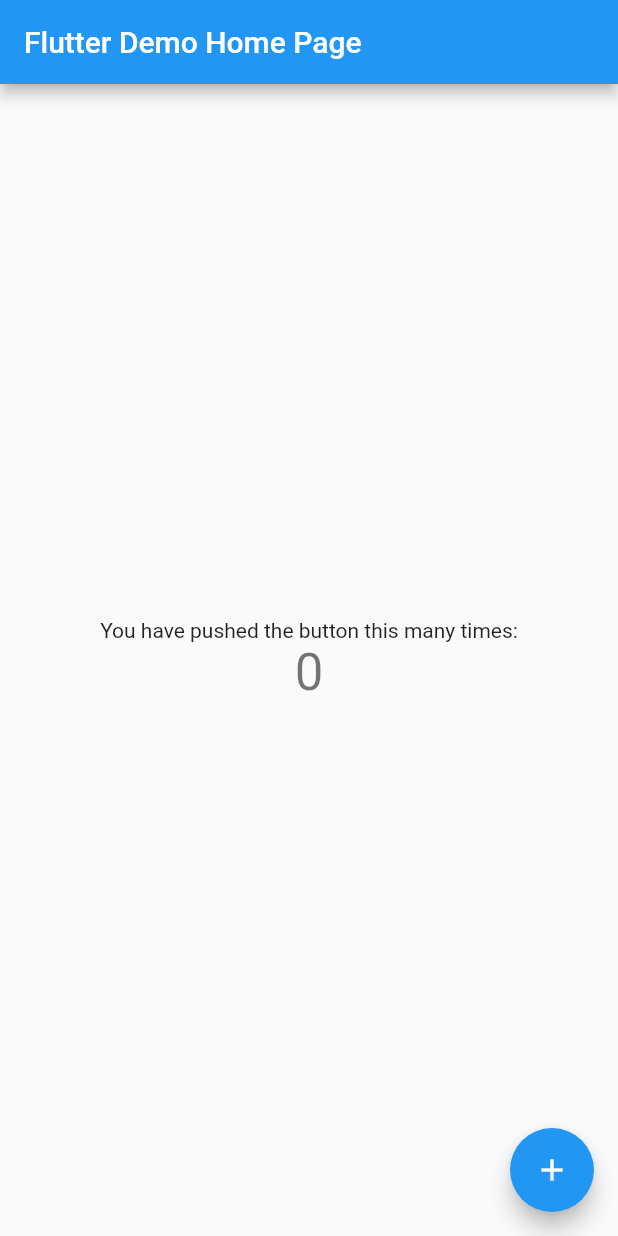
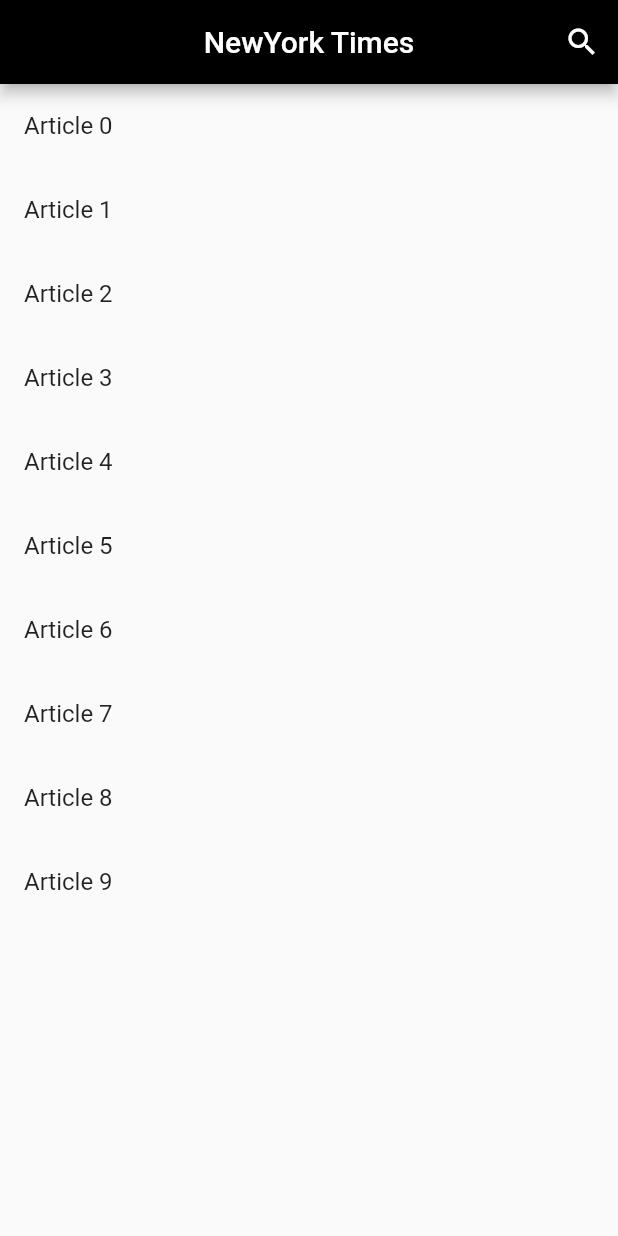
Before and after one commit to nitinreddy3/NYT-Flutter, a Flutter app: the screen it shows after launch, on a phone screen of 412 x 824 dp. Run offline on Flutter 3.47's test engine with Material 2 defaults, Android fonts, the phone set to English and light mode, and no system bars.

Commit message:
Added the search bar

```diff
--- /dev/null
+++ b/lib/home.dart
@@ -0,0 +1,104 @@
+import 'package:flutter/material.dart';
+
+class Home extends StatefulWidget {
+  final List<String> list = List.generate(10, (index) => "Article $index");
+
+  @override
+  _HomeState createState() => _HomeState();
+}
+
+class _HomeState extends State<Home> {
+  @override
+  Widget build(BuildContext context) {
+    return Scaffold(
+      appBar: AppBar(
+        actions: <Widget>[
+          IconButton(
+            onPressed: () {
+              showSearch(context: context, delegate: Search(widget.list));
+            },
+            icon: Icon(Icons.search),
+          )
+        ],
+        centerTitle: true,
+        title: Text('NewYork Times'),
+        backgroundColor: Colors.black,
+      ),
+      body: ListView.builder(
+        itemCount: widget.list.length,
+        itemBuilder: (context, index) => ListTile(
+          title: Text(
+            widget.list[index],
+          ),
+        ),
+      ),
+    );
+  }
+}
+
+class Search extends SearchDelegate {
+  @override
+  List<Widget> buildActions(BuildContext context) {
+    return <Widget>[
+      IconButton(
+        icon: Icon(Icons.close),
+        onPressed: () {
+          query = "";
+        },
+      ),
+    ];
+  }
+
+  @override
+  Widget buildLeading(BuildContext context) {
+    return IconButton(
+      icon: Icon(Icons.arrow_back),
+      onPressed: () {
+        Navigator.pop(context);
+      },
+    );
+  }
+
+  String selectedResult = "";
+
+  @override
+  Widget buildResults(BuildContext context) {
+    return Container(
+      child: Center(
+        child: Text(selectedResult),
+      ),
+    );
+  }
+
+  final List<String> listExample;
+  Search(this.listExample);
+
+  List<String> recentList = ["Text 4", "Text 3"];
+
+  @override
+  Widget buildSuggestions(BuildContext context) {
+    List<String> suggestionList = [];
+    query.isEmpty
+        ? suggestionList = recentList //In the true case
+        : suggestionList.addAll(listExample.where(
+            // In the false case
+            (element) => element.contains(query),
+          ));
+
+    return ListView.builder(
+      itemCount: suggestionList.length,
+      itemBuilder: (context, index) {
+        return ListTile(
+          title: Text(
+            suggestionList[index],
+          ),
+          leading: query.isEmpty ? Icon(Icons.access_time) : SizedBox(),
+          onTap: () {
+            selectedResult = suggestionList[index];
+            showResults(context);
+          },
+        );
+      },
+    );
+  }
+}
--- a/lib/main.dart
+++ b/lib/main.dart
@@ -1,117 +1,14 @@
 import 'package:flutter/material.dart';
+import 'package:nyt_app/home.dart';
 
-void main() {
-  runApp(MyApp());
-}
+void main() => runApp(MyApp());
 
 class MyApp extends StatelessWidget {
-  // This widget is the root of your application.
   @override
   Widget build(BuildContext context) {
     return MaterialApp(
-      title: 'Flutter Demo',
-      theme: ThemeData(
-        // This is the theme of your application.
-        //
-        // Try running your application with "flutter run". You'll see the
-        // application has a blue toolbar. Then, without quitting the app, try
-        // changing the primarySwatch below to Colors.green and then invoke
-        // "hot reload" (press "r" in the console where you ran "flutter run",
-        // or simply save your changes to "hot reload" in a Flutter IDE).
-        // Notice that the counter didn't reset back to zero; the application
-        // is not restarted.
-        primarySwatch: Colors.blue,
-        // This makes the visual density adapt to the platform that you run
-        // the app on. For desktop platforms, the controls will be smaller and
-        // closer together (more dense) than on mobile platforms.
-        visualDensity: VisualDensity.adaptivePlatformDensity,
-      ),
-      home: MyHomePage(title: 'Flutter Demo Home Page'),
+      debugShowCheckedModeBanner: false,
+      home: Home(),
     );
   }
 }
-
-class MyHomePage extends StatefulWidget {
-  MyHomePage({Key key, this.title}) : super(key: key);
-
-  // This widget is the home page of your application. It is stateful, meaning
-  // that it has a State object (defined below) that contains fields that affect
-  // how it looks.
-
-  // This class is the configuration for the state. It holds the values (in this
-  // case the title) provided by the parent (in this case the App widget) and
-  // used by the build method of the State. Fields in a Widget subclass are
-  // always marked "final".
-
-  final String title;
-
-  @override
-  _MyHomePageState createState() => _MyHomePageState();
-}
-
-class _MyHomePageState extends State<MyHomePage> {
-  int _counter = 0;
-
-  void _incrementCounter() {
-    setState(() {
-      // This call to setState tells the Flutter framework that something has
-      // changed in this State, which causes it to rerun the build method below
-      // so that the display can reflect the updated values. If we changed
-      // _counter without calling setState(), then the build method would not be
-      // called again, and so nothing would appear to happen.
-      _counter++;
-    });
-  }
-
-  @override
-  Widget build(BuildContext context) {
-    // This method is rerun every time setState is called, for instance as done
-    // by the _incrementCounter method above.
-    //
-    // The Flutter framework has been optimized to make rerunning build methods
-    // fast, so that you can just rebuild anything that needs updating rather
-    // than having to individually change instances of widgets.
-    return Scaffold(
-      appBar: AppBar(
-        // Here we take the value from the MyHomePage object that was created by
-        // the App.build method, and use it to set our appbar title.
-        title: Text(widget.title),
-      ),
-      body: Center(
-        // Center is a layout widget. It takes a single child and positions it
-        // in the middle of the parent.
-        child: Column(
-          // Column is also a layout widget. It takes a list of children and
-          // arranges them vertically. By default, it sizes itself to fit its
-          // children horizontally, and tries to be as tall as its parent.
-          //
-          // Invoke "debug painting" (press "p" in the console, choose the
-          // "Toggle Debug Paint" action from the Flutter Inspector in Android
-          // Studio, or the "Toggle Debug Paint" command in Visual Studio Code)
-          // to see the wireframe for each widget.
-          //
-          // Column has various properties to control how it sizes itself and
-          // how it positions its children. Here we use mainAxisAlignment to
-          // center the children vertically; the main axis here is the vertical
-          // axis because Columns are vertical (the cross axis would be
-          // horizontal).
-          mainAxisAlignment: MainAxisAlignment.center,
-          children: <Widget>[
-            Text(
-              'You have pushed the button this many times:',
-            ),
-            Text(
-              '$_counter',
-              style: Theme.of(context).textTheme.headline4,
-            ),
-          ],
-        ),
-      ),
-      floatingActionButton: FloatingActionButton(
-        onPressed: _incrementCounter,
-        tooltip: 'Increment',
-        child: Icon(Icons.add),
-      ), // This trailing comma makes auto-formatting nicer for build methods.
-    );
-  }
-}
--- a/pubspec.yaml
+++ b/pubspec.yaml
@@ -23,7 +23,7 @@ environment:
 dependencies:
   flutter:
     sdk: flutter
-
+  flappy_search_bar:
 
   # The following adds the Cupertino Icons font to your application.
   # Use with the CupertinoIcons class for iOS style icons.
```
Also changed, not shown: pubspec.lock.
